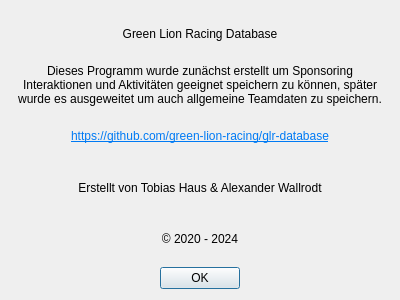
Above: about.ui from green-lion-racing/glr-database before the change. Below: the same form after it.
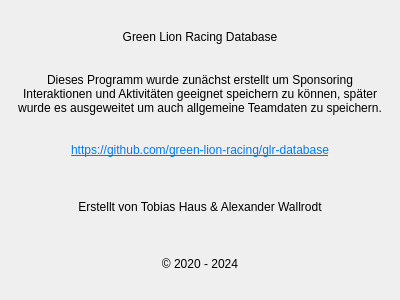
That is the form after the change.

```diff
--- a/about.ui
+++ b/about.ui
@@ -73,19 +73,6 @@
      </property>
     </widget>
    </item>
-   <item>
-    <widget class="QDialogButtonBox" name="buttonBox">
-     <property name="orientation">
-      <enum>Qt::Horizontal</enum>
-     </property>
-     <property name="standardButtons">
-      <set>QDialogButtonBox::Ok</set>
-     </property>
-     <property name="centerButtons">
-      <bool>true</bool>
-     </property>
-    </widget>
-   </item>
   </layout>
  </widget>
  <resources/>
```
Left out of the diff: 35 changed lines with no effect on the pictures.
